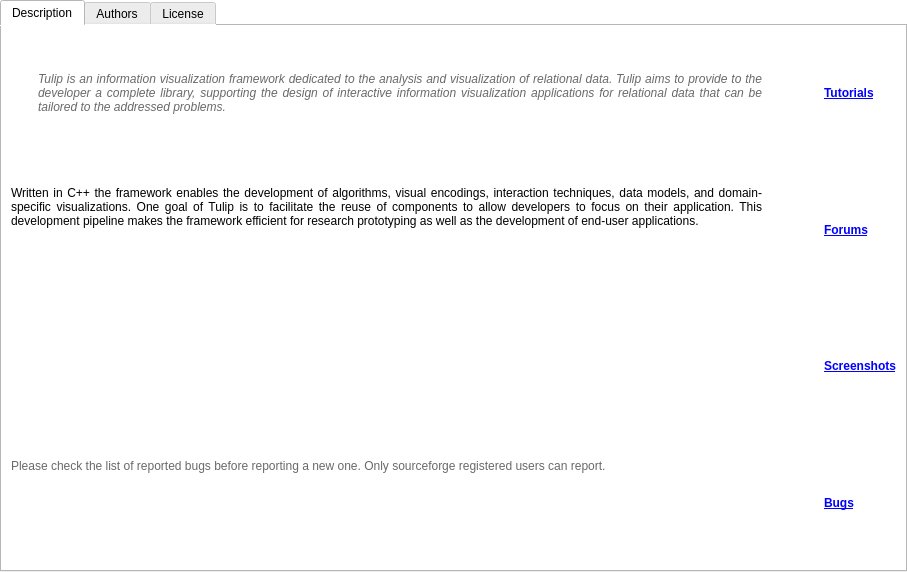
Tulip-Dev/tulip, file library/tulip-gui/designer/AboutTulipPage.ui: the form before one commit.
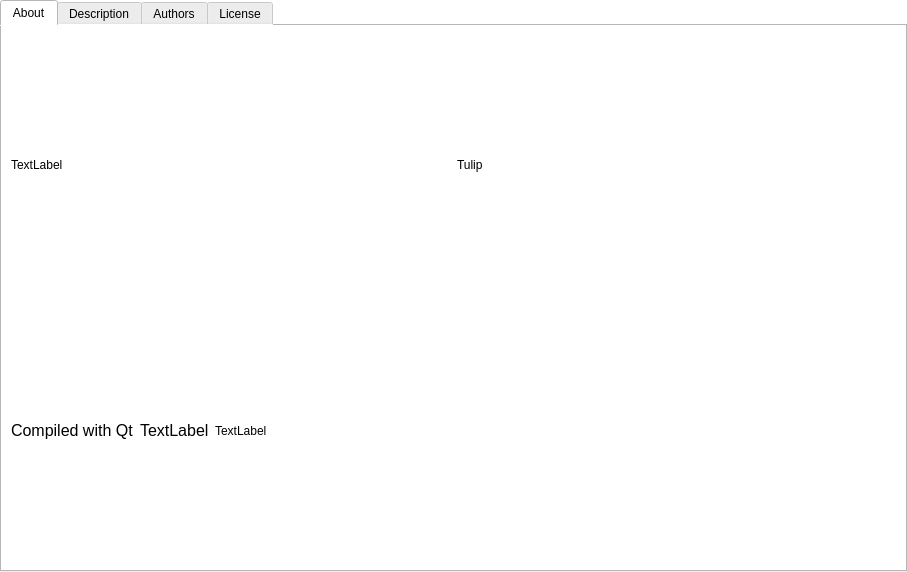
The form after the commit. Icons and pictures are not drawn.

Commit message: Add a About tab in the About dialog to show Tulip version number and some runtime information about Qt (should be improved with Python version at least) Remove version number from perspective's window title. It was not the right place to display it.

What changed in the file:
```diff
--- a/library/tulip-gui/designer/AboutTulipPage.ui
+++ b/library/tulip-gui/designer/AboutTulipPage.ui
@@ -36,6 +36,69 @@
      <property name="currentIndex">
       <number>0</number>
      </property>
+     <widget class="QWidget" name="AboutTab">
+      <attribute name="title">
+       <string>About</string>
+      </attribute>
+      <layout class="QVBoxLayout" name="verticalLayout_8">
+       <item>
+        <layout class="QHBoxLayout" name="horizontalLayout_8">
+         <item>
+          <widget class="QLabel" name="logolabel">
+           <property name="text">
+            <string>TextLabel</string>
+           </property>
+          </widget>
+         </item>
+         <item>
+          <widget class="QLabel" name="TulipLabel">
+           <property name="text">
+            <string>Tulip</string>
+           </property>
+          </widget>
+         </item>
+        </layout>
+       </item>
+       <item>
+        <layout class="QHBoxLayout" name="aboutVersionLayout">
+         <item>
+          <widget class="QLabel" name="QtLabel">
+           <property name="text">
+            <string>&lt;html&gt;&lt;head/&gt;&lt;body&gt;&lt;p&gt;&lt;span style=&quot; font-size:12pt;&quot;&gt;Compiled with Qt&lt;/span&gt;&lt;/p&gt;&lt;/body&gt;&lt;/html&gt;</string>
+           </property>
+          </widget>
+         </item>
+         <item>
+          <widget class="QLabel" name="QtVersionLabel">
+           <property name="text">
+            <string>&lt;html&gt;&lt;head/&gt;&lt;body&gt;&lt;p&gt;&lt;span style=&quot; font-size:12pt;&quot;&gt;TextLabel&lt;/span&gt;&lt;/p&gt;&lt;/body&gt;&lt;/html&gt;</string>
+           </property>
+          </widget>
+         </item>
+         <item>
+          <widget class="QLabel" name="QtRunningVersionLabel">
+           <property name="text">
+            <string>TextLabel</string>
+           </property>
+          </widget>
+         </item>
+         <item>
+          <spacer name="horizontalSpacer">
+           <property name="orientation">
+            <enum>Qt::Horizontal</enum>
+           </property>
+           <property name="sizeHint" stdset="0">
+            <size>
+             <width>40</width>
+             <height>20</height>
+            </size>
+           </property>
+          </spacer>
+         </item>
+        </layout>
+       </item>
+      </layout>
+     </widget>
      <widget class="QWidget" name="tab">
       <attribute name="title">
        <string>Description</string>
```
The commit also changes 3 other files.
